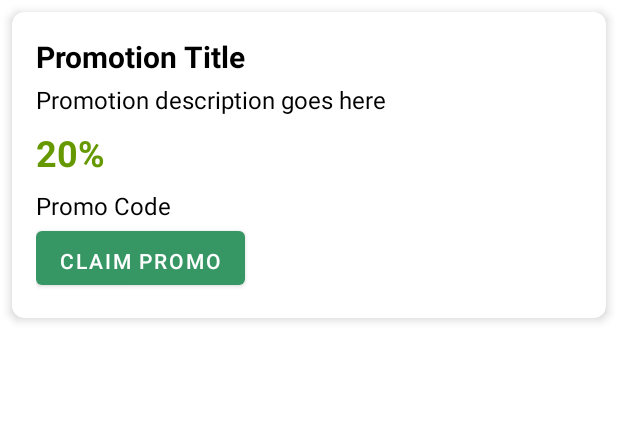
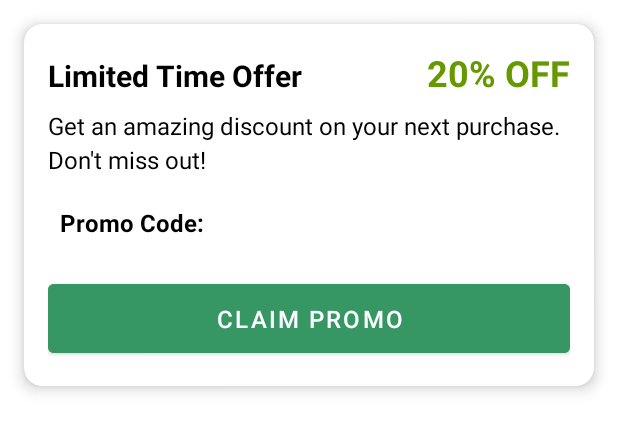
Before and after one commit to RushiPatel9144/SmartIndoorParkingSystem, an Android app: the layout item_promotions.xml on its own in the app's theme, with its tools: preview values and no code run, on a phone screen of 412 x 824 dp. Shown: the top 432 px of the screen. Run offline under Robolectric (Android 15) with nearby library versions, the phone set to English and light mode, and no system bars; Roboto replaces fonts that are not available here.

Commit message:
Update promotion ui

```diff
--- a/Parkit/src/main/res/layout/item_promotions.xml
+++ b/Parkit/src/main/res/layout/item_promotions.xml
@@ -4,60 +4,85 @@
     xmlns:card_view="http://schemas.android.com/apk/res-auto"
     android:layout_width="match_parent"
     android:layout_height="wrap_content"
-    android:layout_margin="8dp"
-    card_view:cardCornerRadius="8dp"
-    card_view:cardElevation="4dp">
+    android:layout_margin="16dp"
+    card_view:cardCornerRadius="12dp"
+    card_view:cardElevation="6dp"
+    android:backgroundTint="@android:color/white">
 
     <LinearLayout
         android:layout_width="match_parent"
         android:layout_height="wrap_content"
         android:orientation="vertical"
-        android:padding="16dp">
+        android:padding="16dp"
+        android:weightSum="1">
 
-        <!-- Title and Description in a Vertical Layout -->
-        <TextView
-            android:id="@+id/PromotionTitle"
-            android:layout_width="wrap_content"
+        <!-- Horizontal Layout for Title and Discount -->
+        <LinearLayout
+            android:layout_width="match_parent"
             android:layout_height="wrap_content"
-            android:text="@string/promotion_title"
-            android:textSize="20sp"
-            android:textStyle="bold"
-            android:paddingBottom="4dp"/>
+            android:orientation="horizontal"
+            android:weightSum="1"
+            android:layout_marginBottom="8dp">
 
+            <!-- Title Text -->
+            <TextView
+                android:id="@+id/PromotionTitle"
+                android:layout_width="wrap_content"
+                android:layout_height="wrap_content"
+                android:text="Limited Time Offer"
+                android:textSize="20sp"
+                android:textStyle="bold"
+                android:layout_weight="1"/>
+
+            <!-- Discount Text -->
+            <TextView
+                android:id="@+id/PromotionDiscount"
+                android:layout_width="wrap_content"
+                android:layout_height="wrap_content"
+                android:text="20% OFF"
+                android:textSize="24sp"
+                android:textStyle="bold"
+                android:textColor="@android:color/holo_green_dark"
+                android:layout_weight="0"/>
+
+        </LinearLayout>
+
+        <!-- Description Text -->
         <TextView
             android:id="@+id/PromotionDescription"
             android:layout_width="wrap_content"
             android:layout_height="wrap_content"
-            android:text="@string/promotion_description_goes_here"
-            android:textSize="16sp"/>
+            android:layout_marginBottom="12dp"
+            android:lineSpacingExtra="4dp"
+            android:text="Get an amazing discount on your next purchase. Don't miss out!"
+            android:textSize="16sp" />
 
-        <!-- Discount TextView -->
-        <TextView
-            android:id="@+id/PromotionDiscount"
-            android:layout_width="wrap_content"
-            android:layout_height="wrap_content"
-            android:text="@string/_20"
-            android:textSize="24sp"
-            android:textStyle="bold"
-            android:textColor="@android:color/holo_green_dark"
-            android:paddingTop="8dp"/>
-
-        <!-- Promo Code TextView -->
+        <!-- Promo Code Label -->
         <TextView
             android:id="@+id/PromotionCode"
             android:layout_width="wrap_content"
             android:layout_height="wrap_content"
-            android:text="Promo Code"
+            android:text="@string/promo_code"
             android:textSize="16sp"
-            android:paddingTop="8dp"/>
+            android:textStyle="bold"
+            android:layout_marginBottom="16dp"
+            android:padding="8dp" />
+
 
         <!-- Claim Promo Button -->
         <Button
             android:id="@+id/ClaimPromoButton"
-            android:layout_width="wrap_content"
+            android:layout_width="match_parent"
             android:layout_height="wrap_content"
             android:text="Claim Promo"
-            android:paddingTop="8dp"/>
+            android:textColor="@android:color/white"
+            android:backgroundTint="@color/colorAccent"
+            android:paddingTop="12dp"
+            android:paddingBottom="12dp"
+            android:textSize="16sp"
+            android:layout_gravity="center_horizontal"
+            android:cornerRadius="8dp"/>
+
     </LinearLayout>
 
 </androidx.cardview.widget.CardView>
--- a/Parkit/src/main/res/values/strings.xml
+++ b/Parkit/src/main/res/values/strings.xml
@@ -392,6 +392,7 @@
     <string name="invalid_battery_level">Invalid battery level</string>
     <string name="battery_level_range_error">Battery level must be between 0 and 100</string>
     <string name="sensor">sensor_</string>
+    <string name="promo_code">Promo Code:</string>
 
 
 </resources>
```
